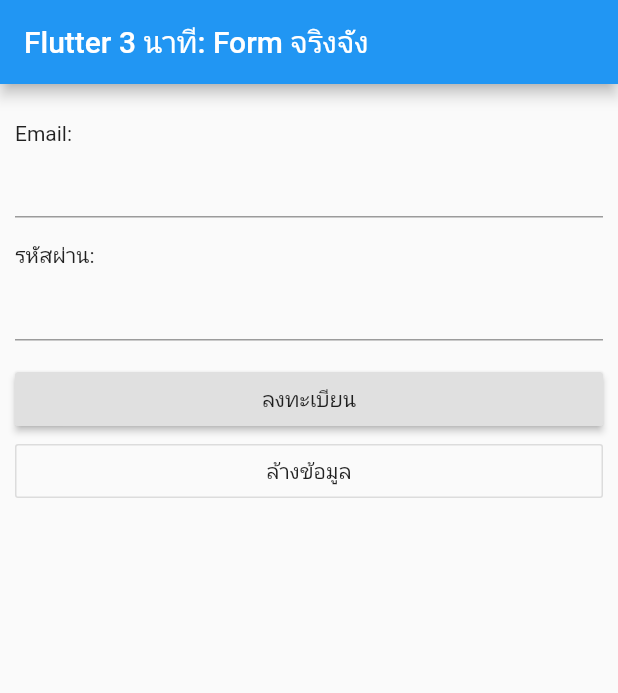
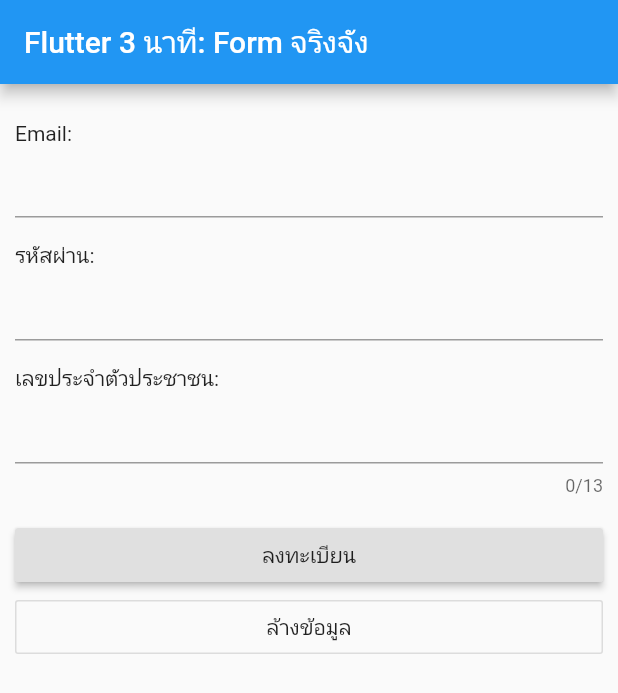
Before and after one commit to teerasej/nextflow_widget_today_form_1, a Flutter app: the screen it shows after launch, on a phone screen of 412 x 824 dp. Shown: the top 693 px of the screen. Run offline on Flutter 3.47's test engine with Material 2 defaults, Android fonts, the phone set to English and light mode, and no system bars.

Commit message:
add thai id field with max 13 digit

```diff
--- a/lib/main.dart
+++ b/lib/main.dart
@@ -72,6 +72,13 @@ class _MyHomePageState extends State<MyHomePage> {
                   SizedBox(
                     height: 15,
                   ),
+                  Text('เลขประจำตัวประชาชน:'),
+                  TextFormField(
+                    maxLength: 13,
+                  ),
+                  SizedBox(
+                    height: 15,
+                  ),
                   Row(
                     children: <Widget>[
                       Expanded(
```
